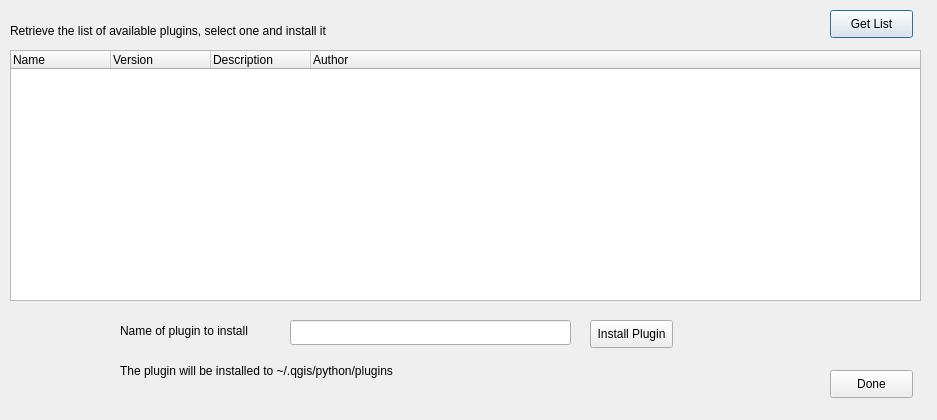
Qt form python/plugins/plugin_installer/gui.ui (qgis/QGIS) before a commit.
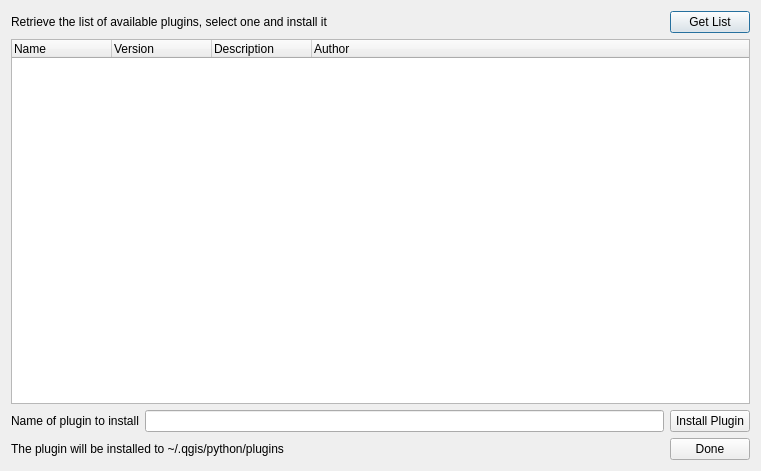
The same form after that commit.

Commit message: Applied patch from ticket #887

Diff of the .ui file:
```diff
--- a/python/plugins/plugin_installer/gui.ui
+++ b/python/plugins/plugin_installer/gui.ui
@@ -5,110 +5,42 @@
    <rect>
     <x>0</x>
     <y>0</y>
-    <width>937</width>
-    <height>420</height>
+   <width>761</width>
+   <height>471</height>
    </rect>
   </property>
   <property name="windowTitle" >
    <string>QGIS Plugin Installer</string>
   </property>
+ <layout class="QVBoxLayout" >
+  <item>
+   <layout class="QVBoxLayout" >
+    <item>
+     <layout class="QHBoxLayout" >
+      <item>
   <widget class="QLabel" name="label" >
-   <property name="geometry" >
-    <rect>
-     <x>10</x>
-     <y>20</y>
-     <width>501</width>
-     <height>21</height>
-    </rect>
-   </property>
    <property name="text" >
     <string>Retrieve the list of available plugins, select one and install it</string>
    </property>
   </widget>
-  <widget class="QLabel" name="label_2" >
-   <property name="geometry" >
-    <rect>
-     <x>120</x>
-     <y>320</y>
-     <width>191</width>
-     <height>21</height>
-    </rect>
-   </property>
-   <property name="text" >
-    <string>Name of plugin to install</string>
-   </property>
-  </widget>
-  <widget class="QLineEdit" name="linePlugin" >
-   <property name="geometry" >
-    <rect>
-     <x>290</x>
-     <y>320</y>
-     <width>281</width>
-     <height>25</height>
-    </rect>
-   </property>
-  </widget>
+      </item>
+      <item>
   <widget class="QPushButton" name="buttonBrowse" >
-   <property name="geometry" >
-    <rect>
-     <x>830</x>
-     <y>10</y>
-     <width>83</width>
-     <height>28</height>
-    </rect>
+        <property name="sizePolicy" >
+         <sizepolicy vsizetype="Fixed" hsizetype="Fixed" >
+          <horstretch>0</horstretch>
+          <verstretch>0</verstretch>
+         </sizepolicy>
    </property>
    <property name="text" >
     <string>Get List</string>
    </property>
   </widget>
-  <widget class="QPushButton" name="pbnCancel" >
-   <property name="geometry" >
-    <rect>
-     <x>830</x>
-     <y>370</y>
-     <width>83</width>
-     <height>28</height>
-    </rect>
-   </property>
-   <property name="text" >
-    <string>Done</string>
-   </property>
-  </widget>
-  <widget class="QPushButton" name="pbnOK" >
-   <property name="geometry" >
-    <rect>
-     <x>590</x>
-     <y>320</y>
-     <width>83</width>
-     <height>28</height>
-    </rect>
-   </property>
-   <property name="text" >
-    <string>Install Plugin</string>
-   </property>
-  </widget>
-  <widget class="QLabel" name="label_3" >
-   <property name="geometry" >
-    <rect>
-     <x>120</x>
-     <y>360</y>
-     <width>501</width>
-     <height>21</height>
-    </rect>
-   </property>
-   <property name="text" >
-    <string>The plugin will be installed to ~/.qgis/python/plugins</string>
-   </property>
-  </widget>
+      </item>
+     </layout>
+    </item>
+    <item>
   <widget class="QTreeWidget" name="treePlugins" >
-   <property name="geometry" >
-    <rect>
-     <x>10</x>
-     <y>50</y>
-     <width>911</width>
-     <height>251</height>
-    </rect>
-   </property>
    <property name="alternatingRowColors" >
     <bool>true</bool>
    </property>
@@ -136,6 +68,55 @@
     </property>
    </column>
   </widget>
+    </item>
+    <item>
+     <layout class="QHBoxLayout" >
+      <item>
+       <widget class="QLabel" name="label_2" >
+        <property name="text" >
+         <string>Name of plugin to install</string>
+        </property>
+       </widget>
+      </item>
+      <item>
+       <widget class="QLineEdit" name="linePlugin" />
+      </item>
+      <item>
+       <widget class="QPushButton" name="pbnOK" >
+        <property name="text" >
+         <string>Install Plugin</string>
+        </property>
+       </widget>
+      </item>
+     </layout>
+    </item>
+    <item>
+     <layout class="QHBoxLayout" >
+      <item>
+       <widget class="QLabel" name="label_3" >
+        <property name="text" >
+         <string>The plugin will be installed to ~/.qgis/python/plugins</string>
+        </property>
+       </widget>
+      </item>
+      <item>
+       <widget class="QPushButton" name="pbnCancel" >
+        <property name="sizePolicy" >
+         <sizepolicy vsizetype="Fixed" hsizetype="Fixed" >
+          <horstretch>0</horstretch>
+          <verstretch>0</verstretch>
+         </sizepolicy>
+        </property>
+        <property name="text" >
+         <string>Done</string>
+        </property>
+       </widget>
+      </item>
+     </layout>
+    </item>
+   </layout>
+  </item>
+ </layout>
  </widget>
  <resources/>
  <connections/>
```
Lines whose indentation alone changed are shown as unchanged. The commit also changes 1 other file.
